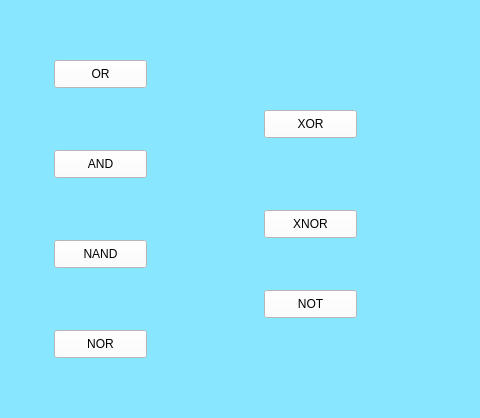
celineazs/PIP_2025_1_Eq3, file Unidad 2/Practicas/PP02_CompuertasLogicas.ui: the form before one commit; both pictures show x 816 to 1296 and y 190 to 608 of the 1296 by 822 pixel window.
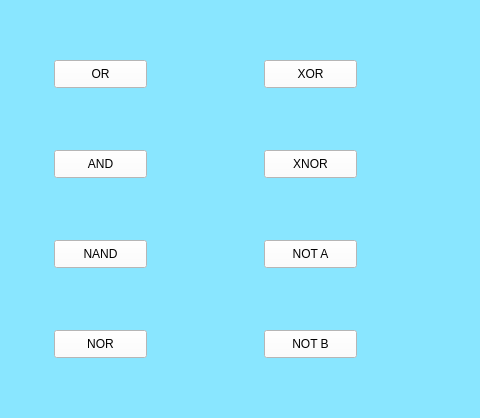
The form after the commit. Icons and pictures are not drawn.

Diff of the .ui file:
```diff
--- a/Unidad 2/Practicas/PP02_CompuertasLogicas.ui
+++ b/Unidad 2/Practicas/PP02_CompuertasLogicas.ui
@@ -226,7 +226,7 @@
     <property name="geometry">
      <rect>
       <x>1080</x>
-      <y>300</y>
+      <y>250</y>
       <width>93</width>
       <height>28</height>
      </rect>
@@ -243,7 +243,7 @@
     <property name="geometry">
      <rect>
       <x>1080</x>
-      <y>400</y>
+      <y>340</y>
       <width>93</width>
       <height>28</height>
      </rect>
@@ -259,7 +259,7 @@
     <property name="geometry">
      <rect>
       <x>1080</x>
-      <y>480</y>
+      <y>430</y>
       <width>93</width>
       <height>28</height>
      </rect>
@@ -268,7 +268,23 @@
      <string notr="true">background-color: rgb(255, 255, 255);</string>
     </property>
     <property name="text">
-     <string>NOT</string>
+     <string>NOT A</string>
+    </property>
+   </widget>
+   <widget class="QPushButton" name="btn_notB">
+    <property name="geometry">
+     <rect>
+      <x>1080</x>
+      <y>520</y>
+      <width>93</width>
+      <height>28</height>
+     </rect>
+    </property>
+    <property name="styleSheet">
+     <string notr="true">background-color: rgb(255, 255, 255);</string>
+    </property>
+    <property name="text">
+     <string>NOT B</string>
     </property>
    </widget>
   </widget>
```
Left out of the diff: 6 changed lines with no effect on the pictures.
